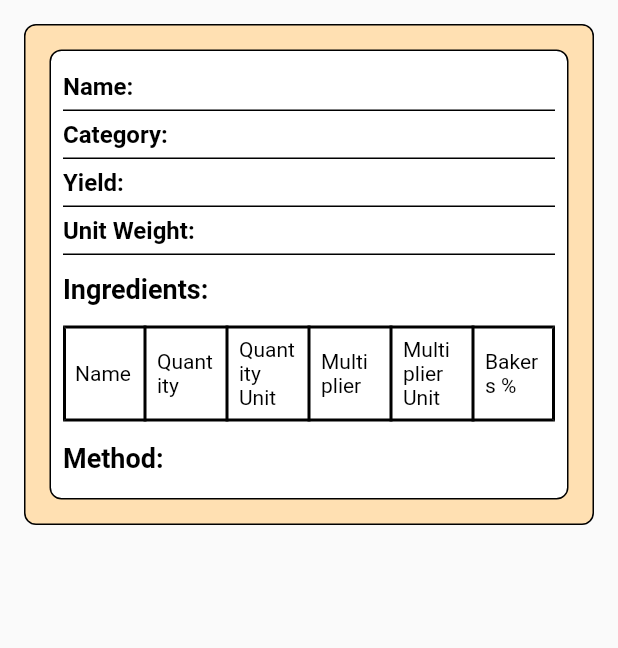
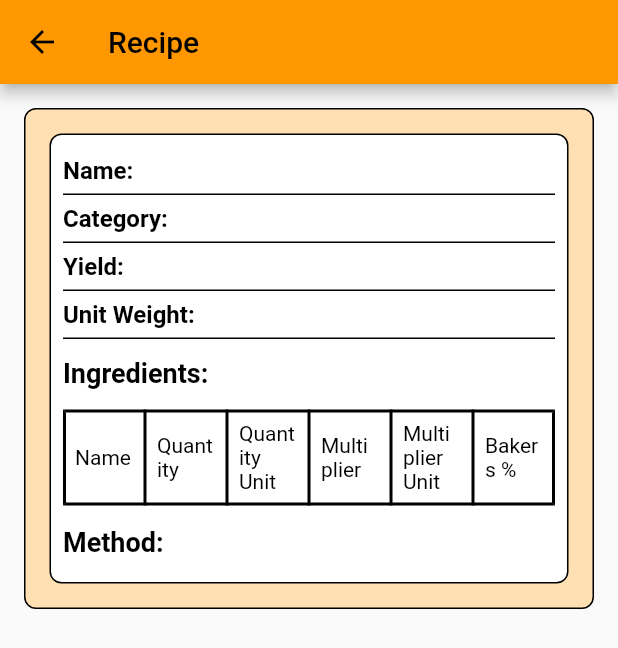
Before and after one commit to Milad-fotoohnejad/VIU_BakeryProject, a Flutter app: the PastryRecipeTable screen opened directly with empty values, on a phone screen of 412 x 824 dp. Shown: the top 648 px of the screen. Run offline on Flutter 3.47's test engine with Material 2 defaults, Android fonts, the phone set to English and light mode, and no system bars; our stand-ins replace cloud_firestore, file_picker, firebase_auth, firebase_core; missing offline and left inert: spreadsheet_decoder; accounts and stored records are empty.

```diff
--- a/viu_bakery/lib/pastry_recipe_table.dart
+++ b/viu_bakery/lib/pastry_recipe_table.dart
@@ -10,7 +10,11 @@ class PastryRecipeTable extends StatelessWidget {
 
   @override
   Widget build(BuildContext context) {
-    return Container(
+    return Scaffold(
+      appBar: AppBar(
+        title: const Text('Recipe'),
+      ),
+      body: Container(
         margin: const EdgeInsets.all(16.0),
         decoration: BoxDecoration(
             color: Colors.orange[100],
@@ -51,6 +55,7 @@ class PastryRecipeTable extends StatelessWidget {
                           decoration: TextDecoration.none)),
                   _buildMethodRow(recipe.method.split('\n')),
                 ],
+              ),
             ),
           ),
         ),
```
Also changed, not shown: viu_bakery/lib/bread_recipe_table.dart (+6 -1 lines). Lines whose indentation alone changed are shown as unchanged.
